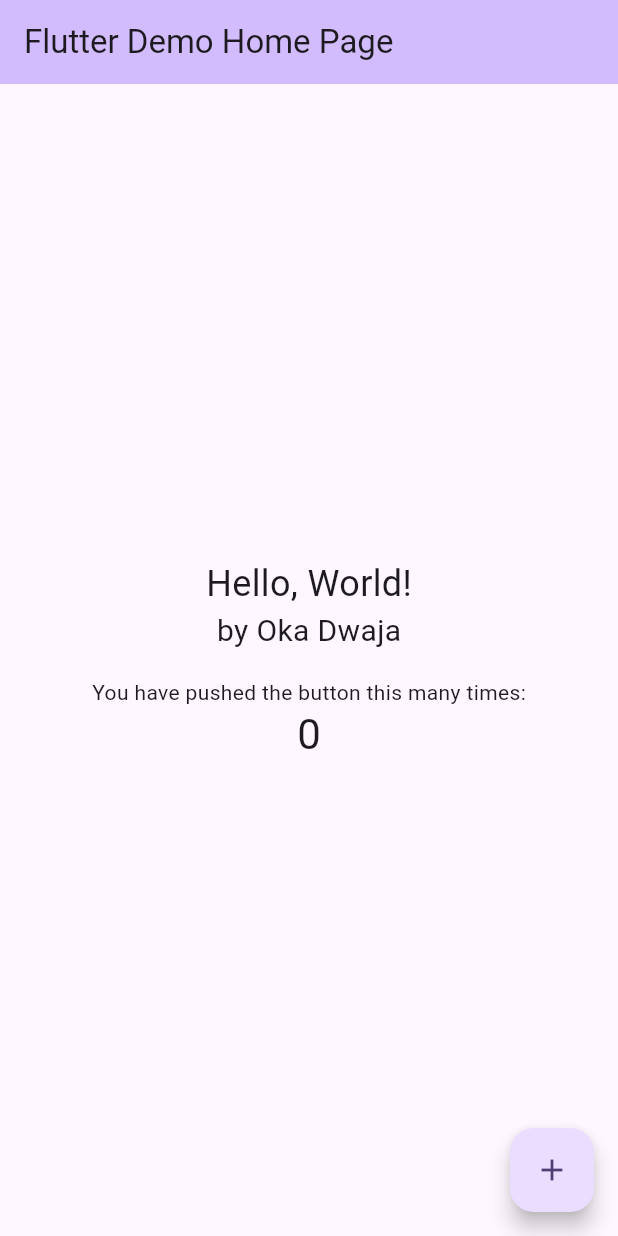
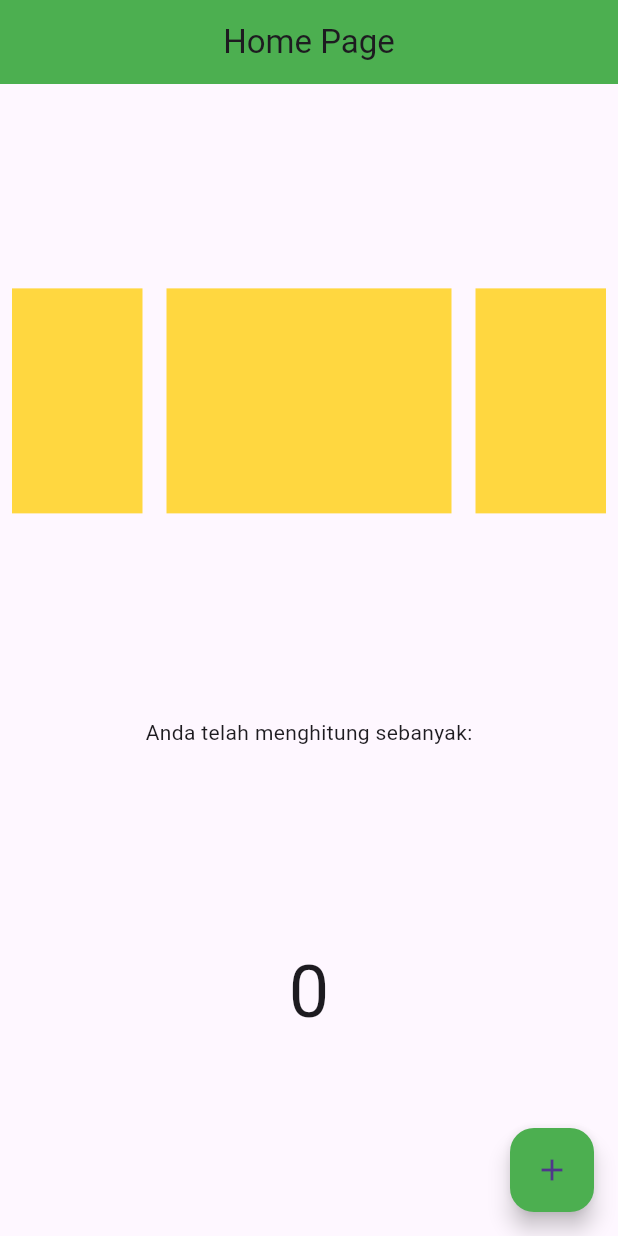
Before and after one commit to okadwaja/flutter-project, a Flutter app: the screen it shows after launch, on a phone screen of 412 x 824 dp. Run offline on Flutter 3.47's test engine with Material 3 defaults, Android fonts, the phone set to English and light mode, and no system bars; missing offline and left inert: myapp.

Commit message:
merubah file main dll

```diff
--- /dev/null
+++ b/lib/custom_box.dart
@@ -0,0 +1,15 @@
+import 'package:flutter/material.dart';
+
+class CustomBox extends StatelessWidget {
+  const CustomBox({super.key});
+
+  @override
+  Widget build(BuildContext context) {
+    return Container(
+      height: 150,
+      width: 150,
+      color: Colors.amberAccent,
+      margin: const EdgeInsets.all(8.0),
+    );
+  }
+}
--- /dev/null
+++ b/lib/home_page.dart
@@ -0,0 +1,57 @@
+import 'package:aplikasi01/custom_box.dart';
+import 'package:flutter/material.dart';
+// ignore: depend_on_referenced_packages
+import 'package:myapp/custom_box.dart';
+
+class HomePage extends StatefulWidget {
+  const HomePage({super.key});
+
+  @override
+  State<HomePage> createState() => _HomePageState();
+}
+
+class _HomePageState extends State<HomePage> {
+  int _counter = 0;
+
+  void _incrementCounter() {
+    setState(() {
+      _counter++;
+    });
+  }
+
+  @override
+  Widget build(BuildContext context) {
+    return Scaffold(
+      appBar: AppBar(
+        title: const Text('Home Page'),
+        centerTitle: true,
+        backgroundColor: Colors.green,
+      ),
+      body: Column(
+        mainAxisAlignment: MainAxisAlignment.spaceEvenly,
+        children: [
+          const Row(
+            children: [
+              Expanded(child: CustomBox()),
+              Expanded(
+                flex: 2,
+                child: CustomBox(),
+              ),
+              Expanded(child: CustomBox()),
+            ],
+          ),
+          const Text('Anda telah menghitung sebanyak:'),
+          Text(
+            _counter.toString(),
+            style: const TextStyle(fontSize: 48),
+          ),
+        ],
+      ),
+      floatingActionButton: FloatingActionButton(
+        onPressed: _incrementCounter,
+        backgroundColor: Colors.green,
+        child: const Icon(Icons.add),
+      ),
+    );
+  }
+}
--- a/lib/main.dart
+++ b/lib/main.dart
@@ -1,4 +1,7 @@
+import 'package:aplikasi01/home_page.dart';
 import 'package:flutter/material.dart';
+// ignore: depend_on_referenced_packages
+import 'package:myapp/home_page.dart';
 
 void main() {
   runApp(const MyApp());
@@ -7,128 +10,15 @@ void main() {
 class MyApp extends StatelessWidget {
   const MyApp({super.key});
 
-  // This widget is the root of your application.
   @override
   Widget build(BuildContext context) {
     return MaterialApp(
-      title: 'Flutter Demo',
+      title: 'CA221 App',
+      debugShowCheckedModeBanner: false,
       theme: ThemeData(
-        // This is the theme of your application.
-        //
-        // TRY THIS: Try running your application with "flutter run". You'll see
-        // the application has a purple toolbar. Then, without quitting the app,
-        // try changing the seedColor in the colorScheme below to Colors.green
-        // and then invoke "hot reload" (save your changes or press the "hot
-        // reload" button in a Flutter-supported IDE, or press "r" if you used
-        // the command line to start the app).
-        //
-        // Notice that the counter didn't reset back to zero; the application
-        // state is not lost during the reload. To reset the state, use hot
-        // restart instead.
-        //
-        // This works for code too, not just values: Most code changes can be
-        // tested with just a hot reload.
-        colorScheme: ColorScheme.fromSeed(seedColor: Colors.deepPurple),
-        useMaterial3: true,
+        primarySwatch: Colors.green,
       ),
-      home: const MyHomePage(title: 'Flutter Demo Home Page'),
+      home: const HomePage(),
     );
   }
 }
-
-class MyHomePage extends StatefulWidget {
-  const MyHomePage({super.key, required this.title});
-
-  // This widget is the home page of your application. It is stateful, meaning
-  // that it has a State object (defined below) that contains fields that affect
-  // how it looks.
-
-  // This class is the configuration for the state. It holds the values (in this
-  // case the title) provided by the parent (in this case the App widget) and
-  // used by the build method of the State. Fields in a Widget subclass are
-  // always marked "final".
-
-  final String title;
-
-  @override
-  State<MyHomePage> createState() => _MyHomePageState();
-}
-
-class _MyHomePageState extends State<MyHomePage> {
-  int _counter = 0;
-
-  void _incrementCounter() {
-    setState(() {
-      // This call to setState tells the Flutter framework that something has
-      // changed in this State, which causes it to rerun the build method below
-      // so that the display can reflect the updated values. If we changed
-      // _counter without calling setState(), then the build method would not be
-      // called again, and so nothing would appear to happen.
-      _counter++;
-    });
-  }
-
-  @override
-  Widget build(BuildContext context) {
-    // This method is rerun every time setState is called, for instance as done
-    // by the _incrementCounter method above.
-    //
-    // The Flutter framework has been optimized to make rerunning build methods
-    // fast, so that you can just rebuild anything that needs updating rather
-    // than having to individually change instances of widgets.
-    return Scaffold(
-      appBar: AppBar(
-        // TRY THIS: Try changing the color here to a specific color (to
-        // Colors.amber, perhaps?) and trigger a hot reload to see the AppBar
-        // change color while the other colors stay the same.
-        backgroundColor: Theme.of(context).colorScheme.inversePrimary,
-        // Here we take the value from the MyHomePage object that was created by
-        // the App.build method, and use it to set our appbar title.
-        title: Text(widget.title),
-      ),
-      body: Center(
-        // Center is a layout widget. It takes a single child and positions it
-        // in the middle of the parent.
-        child: Column(
-          // Column is also a layout widget. It takes a list of children and
-          // arranges them vertically. By default, it sizes itself to fit its
-          // children horizontally, and tries to be as tall as its parent.
-          //
-          // Column has various properties to control how it sizes itself and
-          // how it positions its children. Here we use mainAxisAlignment to
-          // center the children vertically; the main axis here is the vertical
-          // axis because Columns are vertical (the cross axis would be
-          // horizontal).
-          //
-          // TRY THIS: Invoke "debug painting" (choose the "Toggle Debug Paint"
-          // action in the IDE, or press "p" in the console), to see the
-          // wireframe for each widget.
-          mainAxisAlignment: MainAxisAlignment.center,
-          children: <Widget>[
-            const Text(
-              'Hello, World!',
-              style: TextStyle(fontSize: 24),
-            ),
-            const Text(
-              'by Oka Dwaja',
-              style: TextStyle(fontSize: 20),
-            ),
-            const SizedBox(height: 16),
-            const Text(
-              'You have pushed the button this many times:',
-            ),
-            Text(
-              '$_counter',
-              style: Theme.of(context).textTheme.headlineMedium,
-            ),
-          ],
-        ),
-      ),
-      floatingActionButton: FloatingActionButton(
-        onPressed: _incrementCounter,
-        tooltip: 'Increment',
-        child: const Icon(Icons.add),
-      ), // This trailing comma makes auto-formatting nicer for build methods.
-    );
-  }
-}
```
